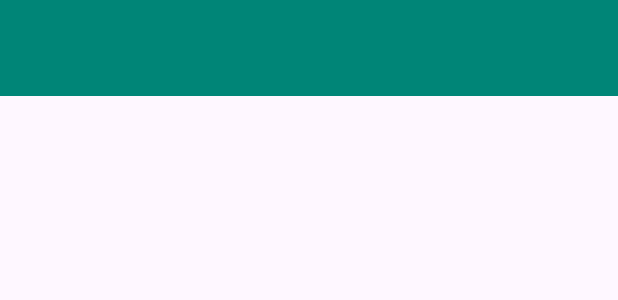
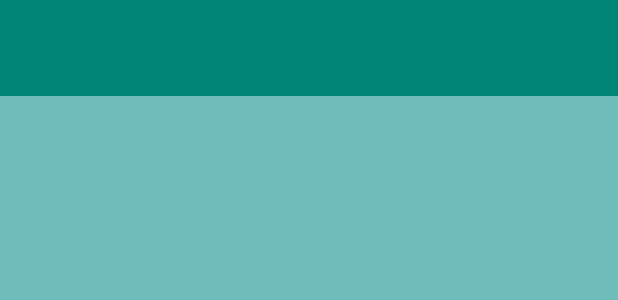
Before and after one commit to GN25/IOT, an Android app: the layout alarm_activity.xml on its own in the app's theme, with its tools: preview values and no code run, on a phone screen of 412 x 824 dp. Shown: the top 300 px of the screen. Run offline under Robolectric (Android 15) with nearby library versions, the light colour scheme and no system bars.

Commit message:
Secondary pages background updated

```diff
--- a/app/src/main/res/layout/alarm_activity.xml
+++ b/app/src/main/res/layout/alarm_activity.xml
@@ -4,7 +4,8 @@
     xmlns:tools="http://schemas.android.com/tools"
     android:layout_width="match_parent"
     android:layout_height="match_parent"
-    tools:context=".AlarmActivity">
+    tools:context=".AlarmActivity"
+    android:background="#9912988C">
 
     <androidx.appcompat.widget.Toolbar
         android:id="@+id/toolbar"
--- a/app/src/main/res/layout/heating_activity.xml
+++ b/app/src/main/res/layout/heating_activity.xml
@@ -4,7 +4,8 @@
     xmlns:tools="http://schemas.android.com/tools"
     android:layout_width="match_parent"
     android:layout_height="match_parent"
-    tools:context=".HeatingActivity">
+    tools:context=".HeatingActivity"
+    android:background="#9912988C">
 
     <androidx.appcompat.widget.Toolbar
         android:id="@+id/toolbar"
--- a/app/src/main/res/layout/lights_activity.xml
+++ b/app/src/main/res/layout/lights_activity.xml
@@ -4,7 +4,8 @@
     xmlns:tools="http://schemas.android.com/tools"
     android:layout_width="match_parent"
     android:layout_height="match_parent"
-    tools:context=".LightsActivity">
+    tools:context=".LightsActivity"
+    android:background="#9912988C">
 
     <androidx.appcompat.widget.Toolbar
         android:id="@+id/toolbar"
--- a/app/src/main/res/layout/thermometer_activity.xml
+++ b/app/src/main/res/layout/thermometer_activity.xml
@@ -4,7 +4,8 @@
     xmlns:tools="http://schemas.android.com/tools"
     android:layout_width="match_parent"
     android:layout_height="match_parent"
-    tools:context=".ThermometerActivity">
+    tools:context=".ThermometerActivity"
+    android:background="#9912988C">
 
     <androidx.appcompat.widget.Toolbar
         android:id="@+id/toolbar"
```
